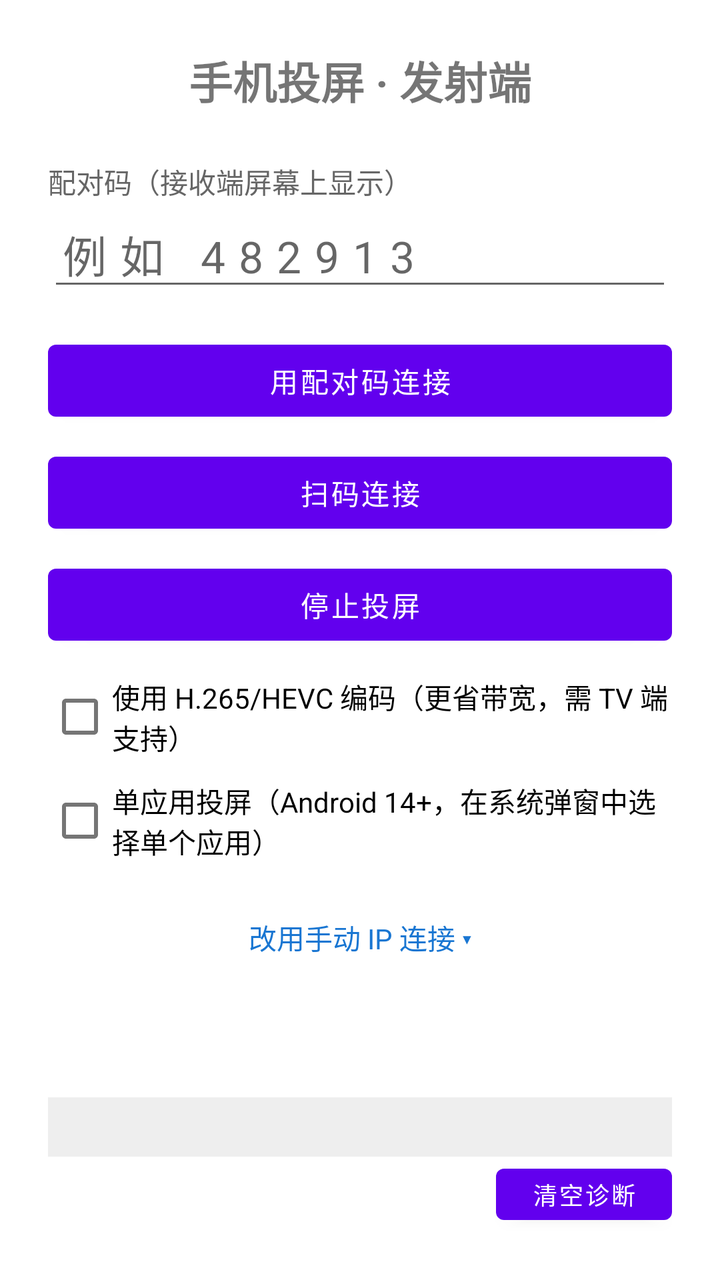
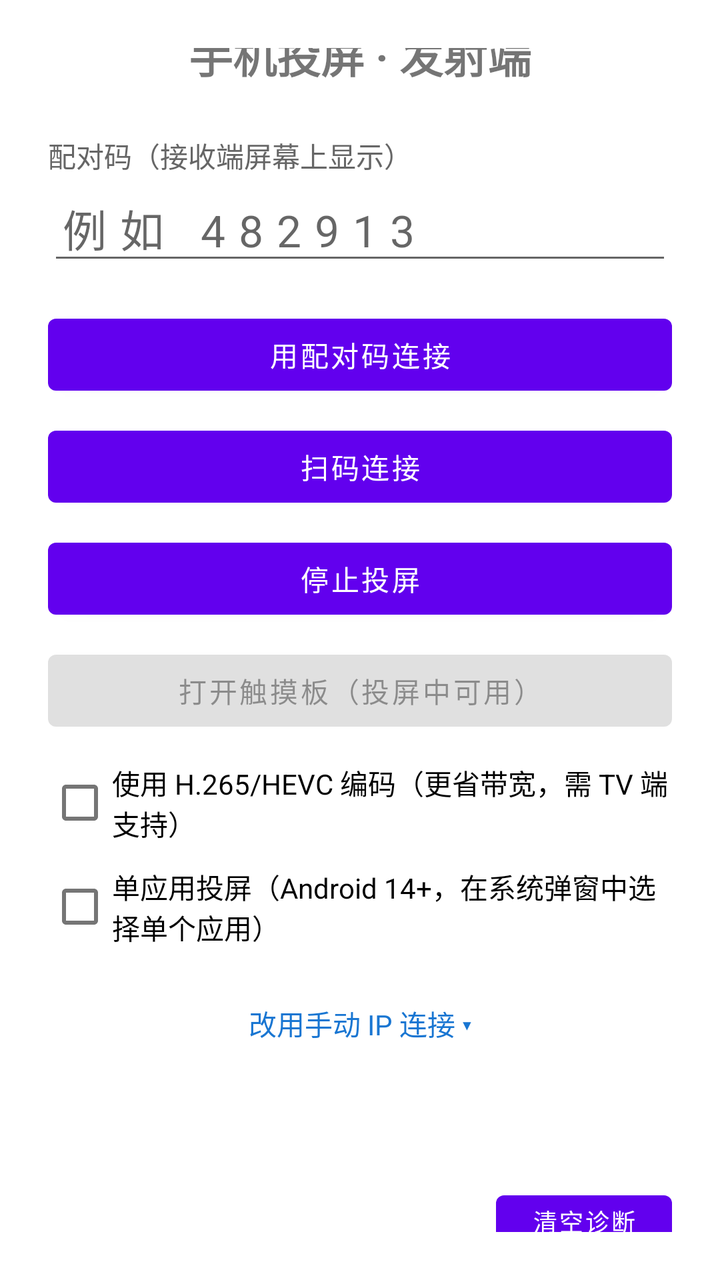

Screens rendered from an Android XML layout before and after an edit, with the pre-edit source and the edit as a unified diff.
<!-- AndroidManifest.xml: application theme Theme.ScreenCast -->
<!-- res/layout/activity_main.xml -->
<?xml version="1.0" encoding="utf-8"?>
<LinearLayout xmlns:android="http://schemas.android.com/apk/res/android"
    xmlns:tools="http://schemas.android.com/tools"
    android:layout_width="match_parent"
    android:layout_height="match_parent"
    android:orientation="vertical"
    android:padding="24dp"
    android:gravity="center_vertical">

    <TextView
        android:layout_width="match_parent"
        android:layout_height="wrap_content"
        android:text="手机投屏 · 发射端"
        android:textSize="22sp"
        android:textStyle="bold"
        android:layout_marginBottom="24dp"
        android:gravity="center" />

    
    <LinearLayout
        android:id="@+id/pairBox"
        android:layout_width="match_parent"
        android:layout_height="wrap_content"
        android:orientation="vertical">

        <TextView
            android:layout_width="match_parent"
            android:layout_height="wrap_content"
            android:text="配对码（接收端屏幕上显示）"
            android:textColor="#FF666666" />

        <EditText
            android:id="@+id/etCode"
            android:layout_width="match_parent"
            android:layout_height="wrap_content"
            android:hint="例如 482913"
            android:inputType="number"
            android:maxLength="6"
            android:textSize="22sp"
            android:letterSpacing="0.3" />

        <Button
            android:id="@+id/btnPair"
            android:layout_width="match_parent"
            android:layout_height="wrap_content"
            android:layout_marginTop="16dp"
            android:text="用配对码连接" />

        <Button
            android:id="@+id/btnScan"
            android:layout_width="match_parent"
            android:layout_height="wrap_content"
            android:layout_marginTop="8dp"
            android:text="扫码连接" />
    </LinearLayout>

    
    <LinearLayout
        android:id="@+id/manualBox"
        android:layout_width="match_parent"
        android:layout_height="wrap_content"
        android:orientation="vertical"
        android:visibility="gone"
        android:layout_marginTop="8dp">

        <TextView
            android:layout_width="match_parent"
            android:layout_height="wrap_content"
            android:text="接收端 IP 地址" />

        <EditText
            android:id="@+id/etHost"
            android:layout_width="match_parent"
            android:layout_height="wrap_content"
            android:hint="例如 192.168.1.100"
            android:inputType="text" />

        <TextView
            android:layout_width="match_parent"
            android:layout_height="wrap_content"
            android:text="端口"
            android:layout_marginTop="12dp" />

        <EditText
            android:id="@+id/etPort"
            android:layout_width="match_parent"
            android:layout_height="wrap_content"
            android:inputType="number" />

        <Button
            android:id="@+id/btnStart"
            android:layout_width="match_parent"
            android:layout_height="wrap_content"
            android:layout_marginTop="16dp"
            android:text="开始投屏" />
    </LinearLayout>

    <Button
        android:id="@+id/btnStop"
        android:layout_width="match_parent"
        android:layout_height="wrap_content"
        android:layout_marginTop="8dp"
        android:text="停止投屏" />

    <CheckBox
        android:id="@+id/cbHevc"
        android:layout_width="wrap_content"
        android:layout_height="wrap_content"
        android:layout_marginTop="8dp"
        android:text="使用 H.265/HEVC 编码（更省带宽，需 TV 端支持）" />

    <CheckBox
        android:id="@+id/cbSingleApp"
        android:layout_width="wrap_content"
        android:layout_height="wrap_content"
        android:layout_marginTop="4dp"
        android:text="单应用投屏（Android 14+，在系统弹窗中选择单个应用）" />

    <TextView
        android:id="@+id/tvToggle"
        android:layout_width="match_parent"
        android:layout_height="wrap_content"
        android:layout_marginTop="16dp"
        android:text="改用手动 IP 连接 ▾"
        android:textColor="#FF1976D2"
        android:gravity="center"
        android:padding="8dp" />

    <TextView
        android:id="@+id/tvStatus"
        android:layout_width="match_parent"
        android:layout_height="wrap_content"
        android:layout_marginTop="24dp"
        android:gravity="center"
        android:textSize="16sp" />

    
    <ScrollView
        android:id="@+id/diagScroll"
        android:layout_width="match_parent"
        android:layout_height="0dp"
        android:layout_weight="1"
        android:layout_marginTop="16dp"
        android:background="#11000000"
        android:padding="8dp">

        <TextView
            android:id="@+id/tvDiag"
            android:layout_width="match_parent"
            android:layout_height="wrap_content"
            android:fontFamily="monospace"
            android:textSize="11sp"
            android:textColor="#FF37474F"
            android:textIsSelectable="true"
            android:lineSpacingExtra="2dp"
            tools:ignore="HardcodedText" />
    </ScrollView>

    <Button
        android:id="@+id/btnClearDiag"
        android:layout_width="wrap_content"
        android:layout_height="wrap_content"
        android:layout_gravity="end"
        android:minHeight="36dp"
        android:text="清空诊断"
        android:textSize="12sp" />
</LinearLayout>
<!-- resources referenced by this layout -->
<resources>
  <style name="Theme.ScreenCast" parent="Theme.MaterialComponents.DayNight.NoActionBar" />
</resources>

<!-- the commit's change to res/layout/activity_main.xml (unified diff, before → after) -->
@@ -102,6 +102,14 @@
         android:layout_marginTop="8dp"
         android:text="停止投屏" />
 
+    <Button
+        android:id="@+id/btnTouchpad"
+        android:layout_width="match_parent"
+        android:layout_height="wrap_content"
+        android:layout_marginTop="8dp"
+        android:enabled="false"
+        android:text="打开触摸板（投屏中可用）" />
+
     <CheckBox
         android:id="@+id/cbHevc"
         android:layout_width="wrap_content"
